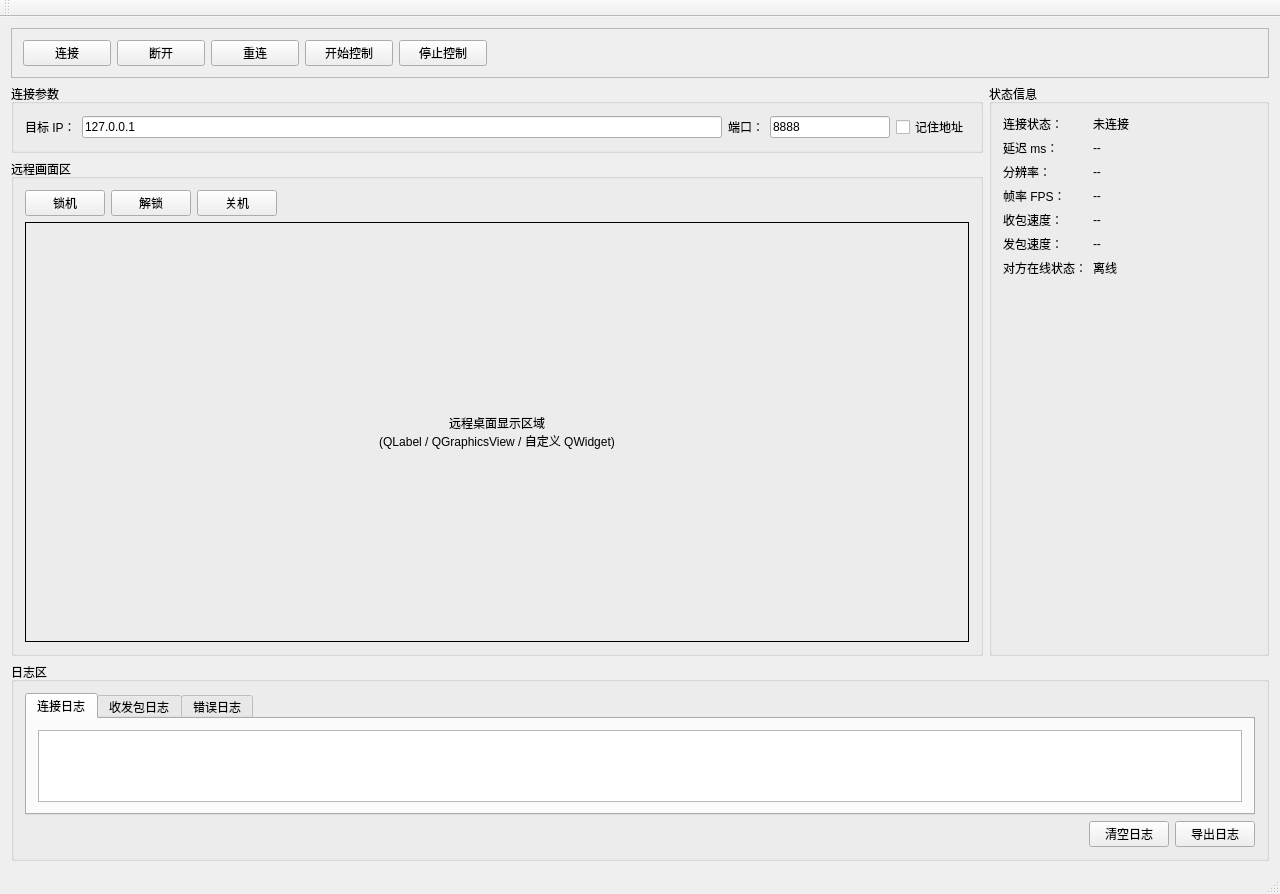
Qt form Qt_Remote/Qt_Remote.ui (91xrz/Qt_Remote) before a commit.
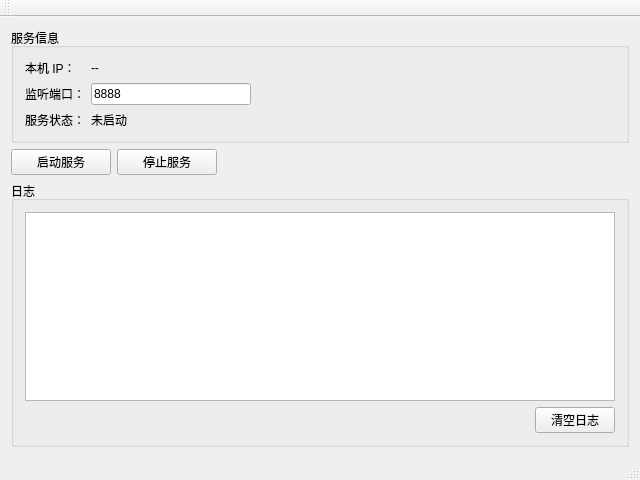
The same form after that commit.

Commit message: 简化被控端UI并调整服务控制逻辑

```diff
--- a/Qt_Remote/Qt_Remote.ui
+++ b/Qt_Remote/Qt_Remote.ui
@@ -6,8 +6,8 @@
    <rect>
     <x>0</x>
     <y>0</y>
-    <width>1280</width>
-    <height>860</height>
+    <width>640</width>
+    <height>480</height>
    </rect>
   </property>
   <property name="windowTitle">
@@ -16,88 +16,58 @@
   <widget class="QWidget" name="centralWidget">
    <layout class="QVBoxLayout" name="verticalLayoutMain">
     <item>
-     <widget class="QFrame" name="topToolbarFrame">
-      <property name="frameShape">
-       <enum>QFrame::StyledPanel</enum>
+     <widget class="QGroupBox" name="groupServerInfo">
+      <property name="title">
+       <string>服务信息</string>
       </property>
-      <layout class="QHBoxLayout" name="horizontalLayoutToolbar">
-       <item>
-        <widget class="QPushButton" name="btnConnect">
-         <property name="minimumSize">
-          <size>
-           <width>88</width>
-           <height>0</height>
-          </size>
-         </property>
+      <layout class="QFormLayout" name="formLayoutServerInfo">
+       <item row="0" column="0">
+        <widget class="QLabel" name="labelLocalIpTitle">
          <property name="text">
-          <string>连接</string>
+          <string>本机 IP：</string>
          </property>
         </widget>
        </item>
-       <item>
-        <widget class="QPushButton" name="btnDisconnect">
-         <property name="minimumSize">
-          <size>
-           <width>88</width>
-           <height>0</height>
-          </size>
-         </property>
+       <item row="0" column="1">
+        <widget class="QLabel" name="labelLocalIpValue">
          <property name="text">
-          <string>断开</string>
+          <string>--</string>
          </property>
         </widget>
        </item>
-       <item>
-        <widget class="QPushButton" name="btnReconnect">
-         <property name="minimumSize">
-          <size>
-           <width>88</width>
-           <height>0</height>
-          </size>
-         </property>
+       <item row="1" column="0">
+        <widget class="QLabel" name="labelPortTitle">
          <property name="text">
-          <string>重连</string>
+          <string>监听端口：</string>
          </property>
         </widget>
        </item>
-       <item>
-        <widget class="QPushButton" name="btnStartControl">
-         <property name="minimumSize">
+       <item row="1" column="1">
+        <widget class="QLineEdit" name="lineEditPort">
+         <property name="maximumSize">
           <size>
-           <width>88</width>
-           <height>0</height>
+           <width>160</width>
+           <height>16777215</height>
           </size>
          </property>
          <property name="text">
-          <string>开始控制</string>
+          <string>8888</string>
          </property>
         </widget>
        </item>
-       <item>
-        <widget class="QPushButton" name="btnStopControl">
-         <property name="minimumSize">
-          <size>
-           <width>88</width>
-           <height>0</height>
-          </size>
-         </property>
+       <item row="2" column="0">
+        <widget class="QLabel" name="labelServiceStatusTitle">
          <property name="text">
-          <string>停止控制</string>
+          <string>服务状态：</string>
          </property>
         </widget>
        </item>
-       <item>
-        <spacer name="horizontalSpacerToolbar">
-         <property name="orientation">
-          <enum>Qt::Horizontal</enum>
+       <item row="2" column="1">
+        <widget class="QLabel" name="labelServiceStatusValue">
+         <property name="text">
+          <string>未启动</string>
          </property>
-         <property name="sizeHint" stdset="0">
-          <size>
-           <width>40</width>
-           <height>20</height>
-          </size>
-         </property>
-        </spacer>
+        </widget>
        </item>
       </layout>
      </widget>
@@ -105,307 +75,57 @@
     <item>
      <layout class="QHBoxLayout" name="horizontalLayoutCenter">
       <item>
-       <layout class="QVBoxLayout" name="verticalLayoutLeftPanel">
-        <item>
-         <widget class="QGroupBox" name="groupConnectionParams">
-          <property name="title">
-           <string>连接参数</string>
-          </property>
-          <layout class="QGridLayout" name="gridLayoutConnection">
-           <item row="0" column="0">
-            <widget class="QLabel" name="labelTargetIp">
-             <property name="text">
-              <string>目标 IP：</string>
-             </property>
-            </widget>
-           </item>
-           <item row="0" column="1">
-            <widget class="QLineEdit" name="lineEditTargetIp">
-             <property name="placeholderText">
-              <string>例如：192.168.1.100</string>
-             </property>
-             <property name="text">
-              <string>127.0.0.1</string>
-             </property>
-            </widget>
-           </item>
-           <item row="0" column="2">
-            <widget class="QLabel" name="labelPort">
-             <property name="text">
-              <string>端口：</string>
-             </property>
-            </widget>
-           </item>
-           <item row="0" column="3">
-            <widget class="QLineEdit" name="lineEditPort">
-             <property name="maximumSize">
-              <size>
-               <width>120</width>
-               <height>16777215</height>
-              </size>
-             </property>
-             <property name="text">
-              <string>8888</string>
-             </property>
-            </widget>
-           </item>
-           <item row="0" column="4">
-            <widget class="QCheckBox" name="checkBoxRememberAddress">
-             <property name="text">
-              <string>记住地址</string>
-             </property>
-            </widget>
-           </item>
-          </layout>
-         </widget>
-        </item>
-        <item>
-         <widget class="QGroupBox" name="groupRemoteView">
-          <property name="title">
-           <string>远程画面区</string>
-          </property>
-          <layout class="QVBoxLayout" name="verticalLayoutRemoteView">
-           <item>
-            <layout class="QHBoxLayout" name="horizontalLayoutRemoteActions">
-             <item>
-              <widget class="QPushButton" name="btnLockMachine">
-               <property name="text">
-                <string>锁机</string>
-               </property>
-              </widget>
-             </item>
-             <item>
-              <widget class="QPushButton" name="btnUnlockMachine">
-               <property name="text">
-                <string>解锁</string>
-               </property>
-              </widget>
-             </item>
-             <item>
-              <widget class="QPushButton" name="btnShutdownMachine">
-               <property name="text">
-                <string>关机</string>
-               </property>
-              </widget>
-             </item>
-             <item>
-              <spacer name="horizontalSpacerRemoteActions">
-               <property name="orientation">
-                <enum>Qt::Horizontal</enum>
-               </property>
-               <property name="sizeHint" stdset="0">
-                <size>
-                 <width>40</width>
-                 <height>20</height>
-                </size>
-               </property>
-              </spacer>
-             </item>
-            </layout>
-           </item>
-           <item>
-            <widget class="QLabel" name="labelRemoteDesktop">
-             <property name="minimumSize">
-              <size>
-               <width>720</width>
-               <height>420</height>
-              </size>
-             </property>
-             <property name="frameShape">
-              <enum>QFrame::Box</enum>
-             </property>
-             <property name="alignment">
-              <set>Qt::AlignCenter</set>
-             </property>
-             <property name="text">
-              <string>远程桌面显示区域
-(QLabel / QGraphicsView / 自定义 QWidget)</string>
-             </property>
-            </widget>
-           </item>
-          </layout>
-         </widget>
-        </item>
-       </layout>
+       <widget class="QPushButton" name="btnStartService">
+        <property name="minimumSize">
+         <size>
+          <width>100</width>
+          <height>0</height>
+         </size>
+        </property>
+        <property name="text">
+         <string>启动服务</string>
+        </property>
+       </widget>
       </item>
       <item>
-       <widget class="QGroupBox" name="groupStatusPanel">
+       <widget class="QPushButton" name="btnStopService">
         <property name="minimumSize">
          <size>
-          <width>280</width>
+          <width>100</width>
           <height>0</height>
          </size>
         </property>
-        <property name="title">
-         <string>状态信息</string>
+        <property name="text">
+         <string>停止服务</string>
         </property>
-        <layout class="QFormLayout" name="formLayoutStatus">
-         <item row="0" column="0">
-          <widget class="QLabel" name="labelStatusConnectionTitle">
-           <property name="text">
-            <string>连接状态：</string>
-           </property>
-          </widget>
-         </item>
-         <item row="0" column="1">
-          <widget class="QLabel" name="labelStatusConnectionValue">
-           <property name="text">
-            <string>未连接</string>
-           </property>
-          </widget>
-         </item>
-         <item row="1" column="0">
-          <widget class="QLabel" name="labelLatencyTitle">
-           <property name="text">
-            <string>延迟 ms：</string>
-           </property>
-          </widget>
-         </item>
-         <item row="1" column="1">
-          <widget class="QLabel" name="labelLatencyValue">
-           <property name="text">
-            <string>--</string>
-           </property>
-          </widget>
-         </item>
-         <item row="2" column="0">
-          <widget class="QLabel" name="labelResolutionTitle">
-           <property name="text">
-            <string>分辨率：</string>
-           </property>
-          </widget>
-         </item>
-         <item row="2" column="1">
-          <widget class="QLabel" name="labelResolutionValue">
-           <property name="text">
-            <string>--</string>
-           </property>
-          </widget>
-         </item>
-         <item row="3" column="0">
-          <widget class="QLabel" name="labelFpsTitle">
-           <property name="text">
-            <string>帧率 FPS：</string>
-           </property>
-          </widget>
-         </item>
-         <item row="3" column="1">
-          <widget class="QLabel" name="labelFpsValue">
-           <property name="text">
-            <string>--</string>
-           </property>
-          </widget>
-         </item>
-         <item row="4" column="0">
-          <widget class="QLabel" name="labelRxSpeedTitle">
-           <property name="text">
-            <string>收包速度：</string>
-           </property>
-          </widget>
-         </item>
-         <item row="4" column="1">
-          <widget class="QLabel" name="labelRxSpeedValue">
-           <property name="text">
-            <string>--</string>
-           </property>
-          </widget>
-         </item>
-         <item row="5" column="0">
-          <widget class="QLabel" name="labelTxSpeedTitle">
-           <property name="text">
-            <string>发包速度：</string>
-           </property>
-          </widget>
-         </item>
-         <item row="5" column="1">
-          <widget class="QLabel" name="labelTxSpeedValue">
-           <property name="text">
-            <string>--</string>
-           </property>
-          </widget>
-         </item>
-         <item row="6" column="0">
-          <widget class="QLabel" name="labelPeerOnlineTitle">
-           <property name="text">
-            <string>对方在线状态：</string>
-           </property>
-          </widget>
-         </item>
-         <item row="6" column="1">
-          <widget class="QLabel" name="labelPeerOnlineValue">
-           <property name="text">
-            <string>离线</string>
-           </property>
-          </widget>
-         </item>
-         <item row="7" column="0" colspan="2">
-          <spacer name="verticalSpacerStatus">
-           <property name="orientation">
-            <enum>Qt::Vertical</enum>
-           </property>
-           <property name="sizeHint" stdset="0">
-            <size>
-             <width>20</width>
-             <height>40</height>
-            </size>
-           </property>
-          </spacer>
-         </item>
-        </layout>
        </widget>
       </item>
+      <item>
+       <spacer name="horizontalSpacerActions">
+        <property name="orientation">
+         <enum>Qt::Horizontal</enum>
+        </property>
+        <property name="sizeHint" stdset="0">
+         <size>
+          <width>40</width>
+          <height>20</height>
+         </size>
+        </property>
+       </spacer>
+      </item>
      </layout>
     </item>
     <item>
      <widget class="QGroupBox" name="groupLogPanel">
       <property name="title">
-       <string>日志区</string>
+       <string>日志</string>
       </property>
       <layout class="QVBoxLayout" name="verticalLayoutLogs">
        <item>
-        <widget class="QTabWidget" name="tabWidgetLogs">
-         <widget class="QWidget" name="tabConnectionLogs">
-          <attribute name="title">
-           <string>连接日志</string>
-          </attribute>
-          <layout class="QVBoxLayout" name="verticalLayoutConnectionLogs">
-           <item>
-            <widget class="QPlainTextEdit" name="plainTextConnectionLogs">
-             <property name="readOnly">
-              <bool>true</bool>
-             </property>
-            </widget>
-           </item>
-          </layout>
-         </widget>
-         <widget class="QWidget" name="tabPacketLogs">
-          <attribute name="title">
-           <string>收发包日志</string>
-          </attribute>
-          <layout class="QVBoxLayout" name="verticalLayoutPacketLogs">
-           <item>
-            <widget class="QPlainTextEdit" name="plainTextPacketLogs">
-             <property name="readOnly">
-              <bool>true</bool>
-             </property>
-            </widget>
-           </item>
-          </layout>
-         </widget>
-         <widget class="QWidget" name="tabErrorLogs">
-          <attribute name="title">
-           <string>错误日志</string>
-          </attribute>
-          <layout class="QVBoxLayout" name="verticalLayoutErrorLogs">
-           <item>
-            <widget class="QPlainTextEdit" name="plainTextErrorLogs">
-             <property name="readOnly">
-              <bool>true</bool>
-             </property>
-            </widget>
-           </item>
-          </layout>
-         </widget>
+        <widget class="QPlainTextEdit" name="plainTextLogs">
+         <property name="readOnly">
+          <bool>true</bool>
+         </property>
         </widget>
        </item>
        <item>
@@ -430,13 +150,6 @@
            </property>
           </widget>
          </item>
-         <item>
-          <widget class="QPushButton" name="btnExportLogs">
-           <property name="text">
-            <string>导出日志</string>
-           </property>
-          </widget>
-         </item>
         </layout>
        </item>
       </layout>
```
Left out of the diff: 8 changed lines with no effect on the pictures. The commit also changes 2 other files.
